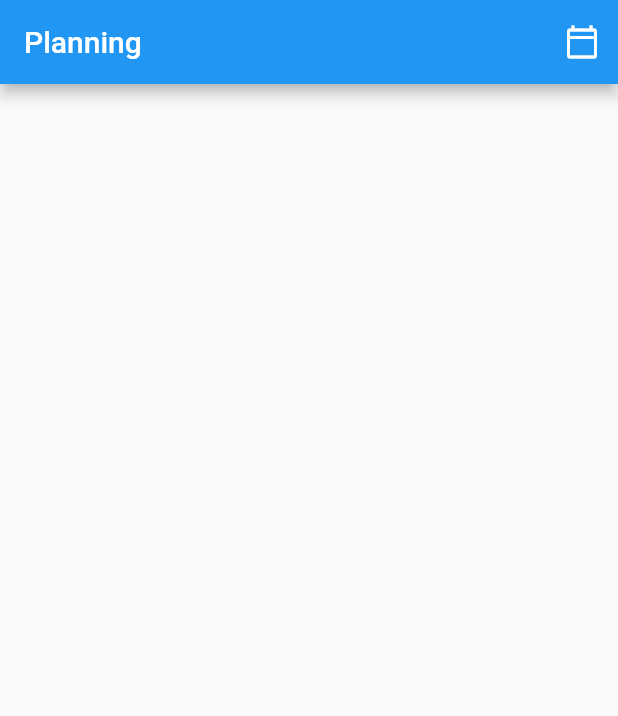
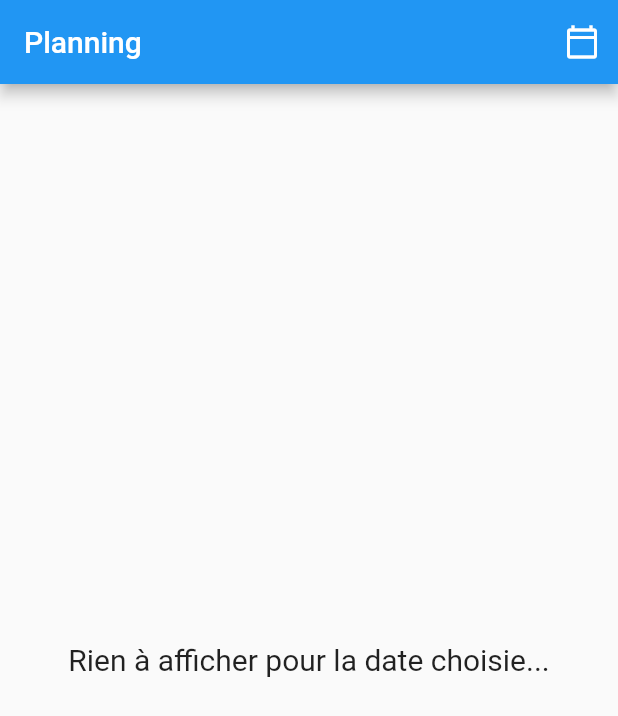
Before and after one commit to philippe-nougaillon/flutter_provider_app, a Flutter app: the screen it shows after launch, on a phone screen of 412 x 824 dp. Shown: the top 716 px of the screen. Run offline on Flutter 3.47's test engine with Material 2 defaults, Android fonts, the phone set to English and light mode, and no system bars.

Commit message:
Message quand rien à afficher

```diff
--- a/lib/main.dart
+++ b/lib/main.dart
@@ -50,7 +50,7 @@ class MyHomePage extends StatelessWidget {
         actions: <Widget>[
           IconButton(
             icon: const Icon(Icons.calendar_today_outlined),
-            tooltip: 'Changer de date',
+            tooltip: 'Changer la date',
             onPressed: () {
               _selectionDate(context)
                   .then((value) => _coursProvider.chargerCoursDuJour(value));
@@ -58,10 +58,18 @@ class MyHomePage extends StatelessWidget {
           ),
         ],
       ),
-      body: ListView.builder(
+      body: _coursProvider.lesCours.isEmpty
+          ? const Center(
+              child: Text(
+                "Rien à afficher pour la date choisie...",
+                style: TextStyle(fontSize: 20),
+              ),
+            )
+          : ListView.builder(
               itemCount: _coursProvider.lesCours.length,
               itemBuilder: (context, index) {
-            final Map<String, dynamic> item = _coursProvider.lesCours[index];
+                final Map<String, dynamic> item =
+                    _coursProvider.lesCours[index];
                 final _matiereJson = item["matiere_json"] ?? 'test';
                 return Card(
                   child: Row(
@@ -71,8 +79,8 @@ class MyHomePage extends StatelessWidget {
                           Container(
                             height: 100,
                             width: 3,
-                        color:
-                            HexColor.fromHex(item["formation_color_json_v2"]),
+                            color: HexColor.fromHex(
+                                item["formation_color_json_v2"]),
                           ),
                         ],
                       ),
```
Lines whose indentation alone changed are shown as unchanged.
